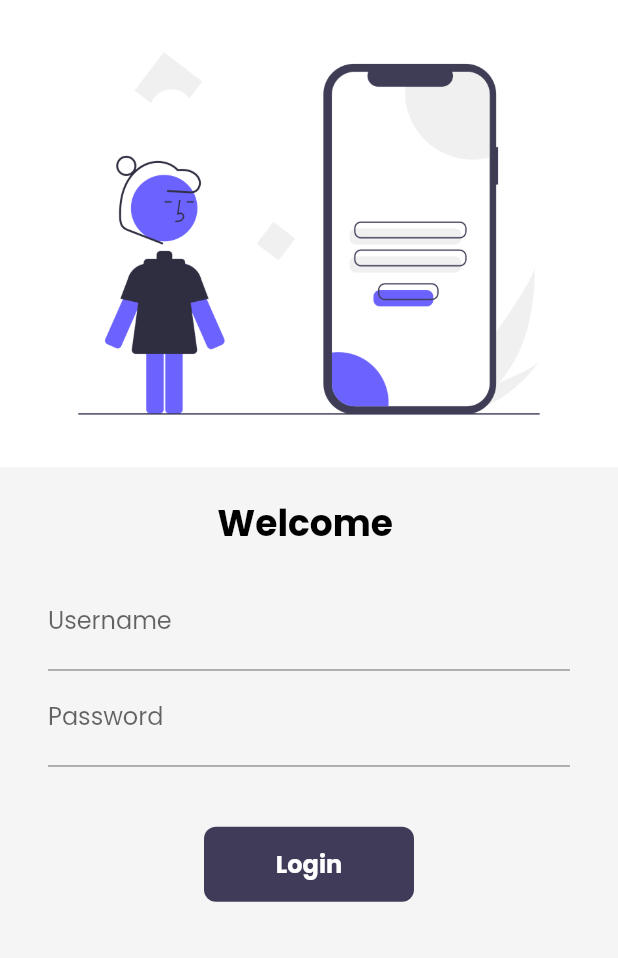
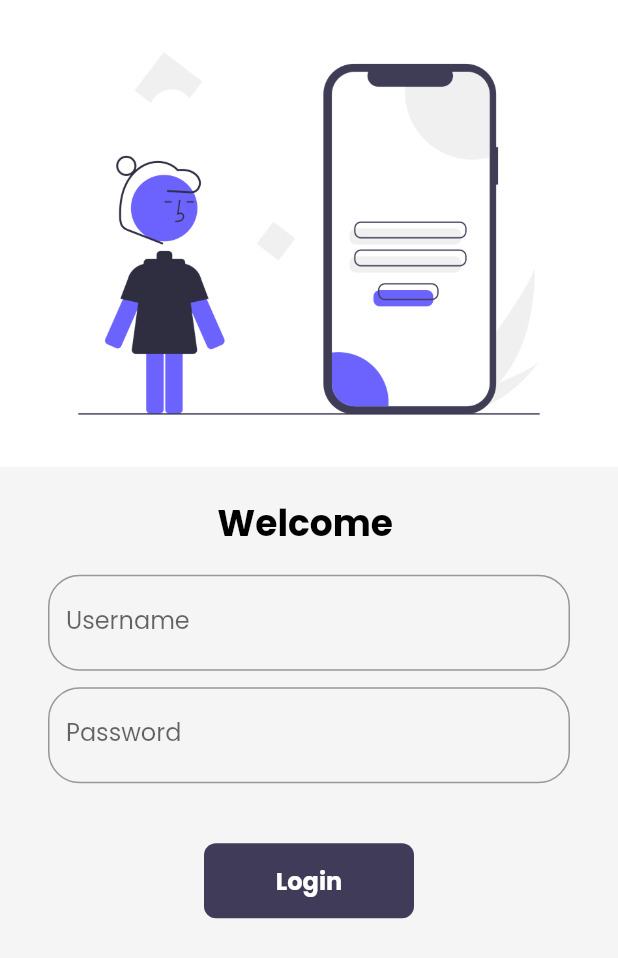
Before and after one commit to amarjaiswar16/flutter-catalog-app, a Flutter app: the screen it shows after launch, on a phone screen of 412 x 824 dp. Shown: the top 958 px of the screen. Run offline on Flutter 3.47's test engine with Material 2 defaults, Android fonts, the phone set to English and light mode, and no system bars; drawn by our look-alikes of velocity_x; our stand-ins replace google_fonts.

Commit message:
updated version and loginpage

```diff
--- a/lib/pages/login_page.dart
+++ b/lib/pages/login_page.dart
@@ -58,9 +58,12 @@ class _LoginPageState extends State<LoginPage> {
               child: Column(
                 children: [
                   TextFormField(
-                    decoration: const InputDecoration(
+                    decoration:  InputDecoration(
                       hintText: 'Enter Username',
                       labelText: 'Username',
+                      border: OutlineInputBorder(
+                        borderRadius: BorderRadius.circular(21)
+                      ),
                     ),
                     validator: (value) {
                       if (value != null && value.isEmpty) {
@@ -73,11 +76,15 @@ class _LoginPageState extends State<LoginPage> {
                       setState(() {});
                     },
                   ),
+                  const SizedBox(height: 11,),
                   TextFormField(
                     obscureText: true,
-                    decoration: const InputDecoration(
+                    decoration:  InputDecoration(
                       hintText: 'Enter Password',
                       labelText: 'Password',
+                      border: OutlineInputBorder(
+                        borderRadius: BorderRadius.circular(21),
+                      ),
                     ),
                     validator: (value) {
                       if (value != null && value.isEmpty) {
```
Also changed, not shown: pubspec.lock.
